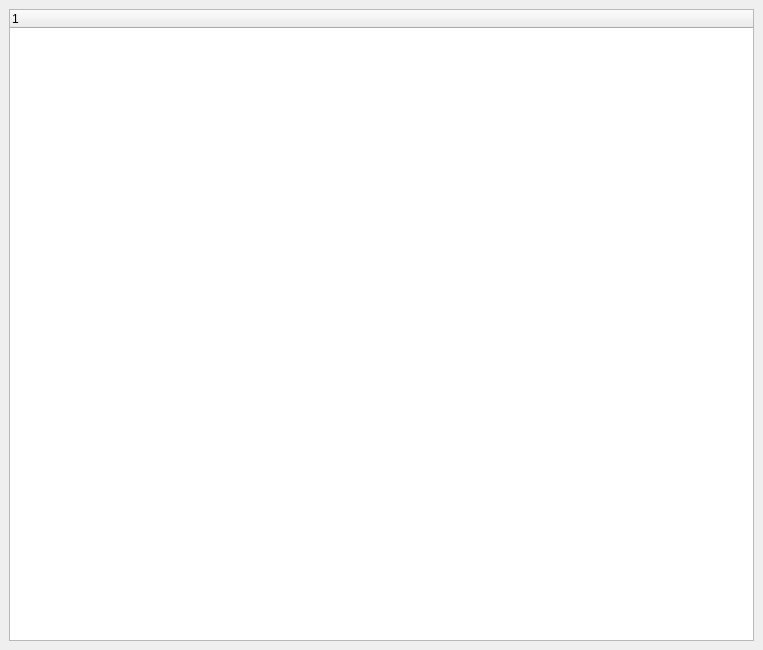
This is bacula/src/qt-console/storage/storage.ui in rkorzeniewski/bacula as Qt 5 draws it before an edit. The edited form follows.
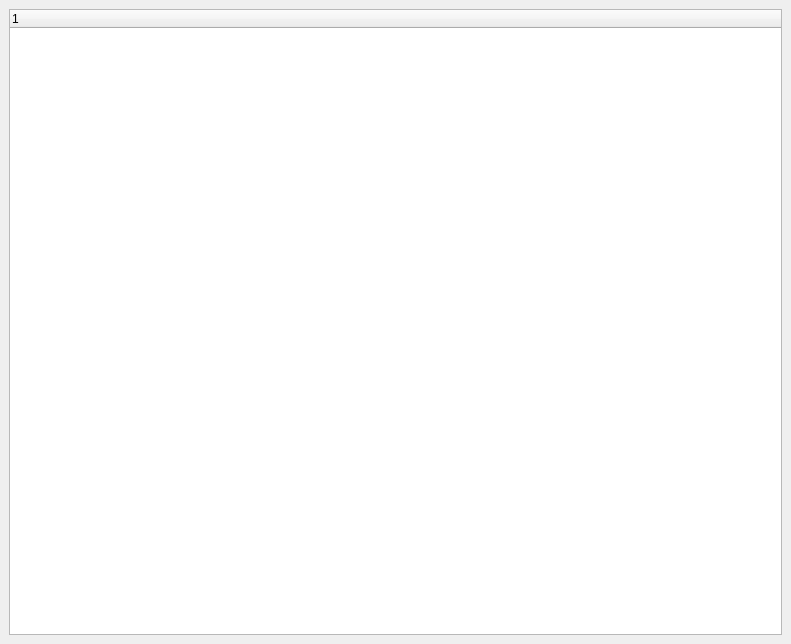
This is the edited form. Icons and pictures are not drawn.

Commit message: Add context sensitive options in storage for label, mount and umount. Modify label class to have an overoaded constructor so as to have the ablility to get the storage to default to a specific storage.

The edit to the form file:
```diff
--- a/bacula/src/qt-console/storage/storage.ui
+++ b/bacula/src/qt-console/storage/storage.ui
@@ -5,8 +5,8 @@
    <rect>
     <x>0</x>
     <y>0</y>
-    <width>763</width>
-    <height>650</height>
+    <width>791</width>
+    <height>644</height>
    </rect>
   </property>
   <property name="windowTitle" >
```
Left out of the diff: 24 changed lines with no effect on the pictures. The commit also changes 5 other files.
